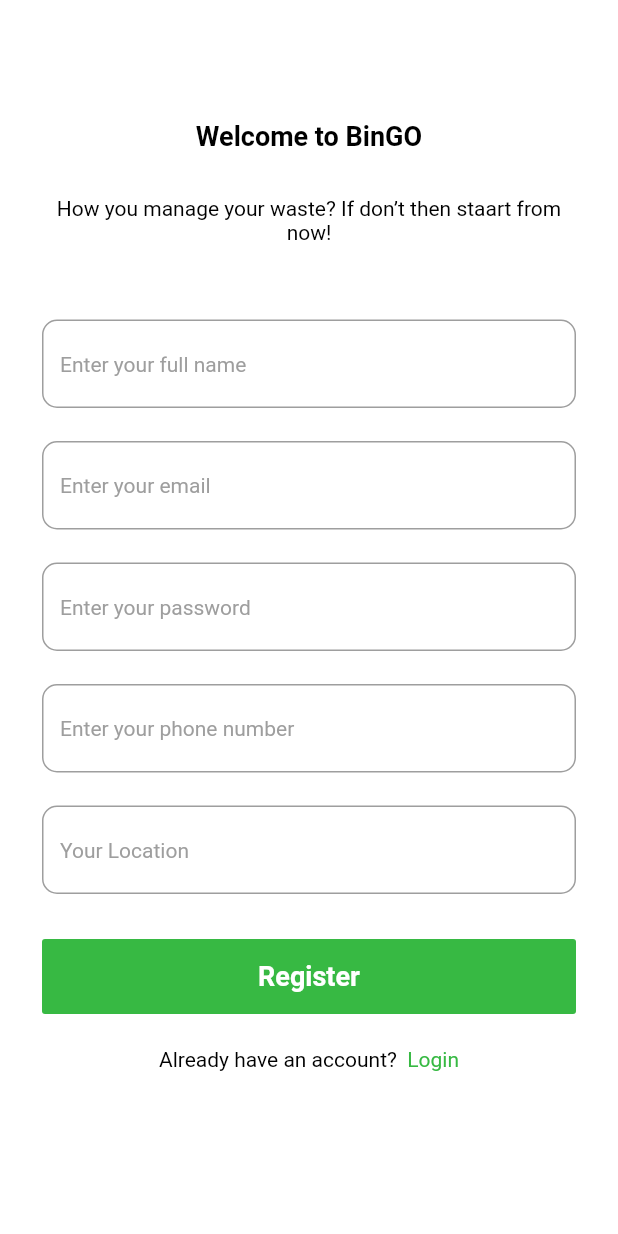
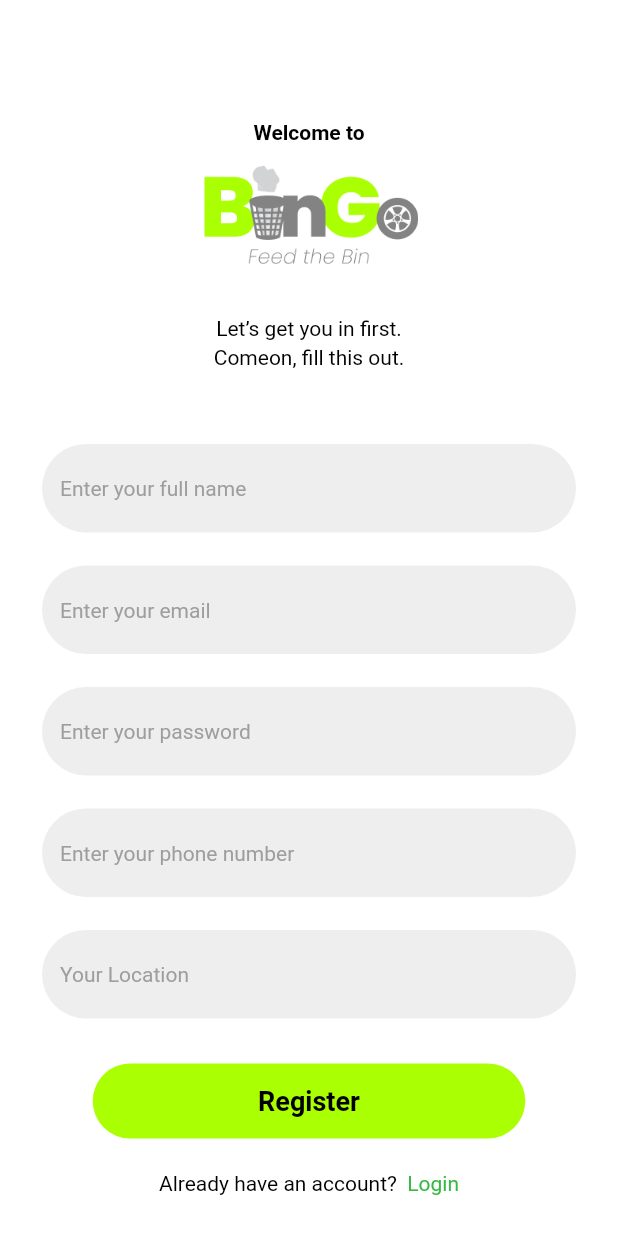
Before and after one commit to allenfencer/bingo_app, a Flutter app: the screen it shows after launch, after a tap on "Get Started", on a phone screen of 412 x 824 dp. Run offline on Flutter 3.47's test engine with Material 2 defaults, Android fonts, the phone set to English and light mode, and no system bars; our stand-ins replace connectivity_plus, dio, get, shared_preferences.

Commit message:
Minor changes done in UI

```diff
--- a/lib/presentation/registration/registration.dart
+++ b/lib/presentation/registration/registration.dart
@@ -3,6 +3,7 @@ import 'package:application1/services/create_user_api.dart';
 import 'package:application1/theme/styles.dart';
 import 'package:flutter/gestures.dart';
 import 'package:flutter/material.dart';
+import 'package:flutter/widgets.dart';
 
 import '../screenLogin/screenLogin.dart';
 
@@ -50,14 +51,21 @@ class _RegistrationScreenState extends State<RegistrationScreen> {
                   height: 80,
                 ),
                 Text(
-                  'Welcome to BinGO',
-                  style: TT.f18w700,
+                  'Welcome to',
+                  style: TT.f14w600,
                 ),
+                Image.asset('assets/images/bingoMainLogo.png', height: 85, width: 147,),
                 SizedBox(
                   height: 30,
                 ),
                 Text(
-                  'How you manage your waste? If don’t then staart from now!',
+                  'Let’s get you in first.',
+                  style: TT.f14w400,
+                  textAlign: TextAlign.center,
+                ),
+                SizedBox(height: 3,),
+                Text(
+                  'Comeon, fill this out.',
                   style: TT.f14w400,
                   textAlign: TextAlign.center,
                 ),
@@ -70,10 +78,13 @@ class _RegistrationScreenState extends State<RegistrationScreen> {
                     validator: (value) => textValidator(value, "name"),
                     controller: nameController,
                     decoration: InputDecoration(
+                      filled: true,
+                      fillColor: Color(0xffEEEEEE),
                       hintText: 'Enter your full name',
                       hintStyle: TT.f14w400Grey,
                       border: OutlineInputBorder(
-                        borderRadius: BorderRadius.circular(10),
+                        borderSide: BorderSide.none,
+                        borderRadius: BorderRadius.circular(50),
                       ),
                     ),
                   ),
@@ -84,13 +95,17 @@ class _RegistrationScreenState extends State<RegistrationScreen> {
                 Form(
                   key: _mailvalidationKey,
                   child: TextFormField(
+
                     validator: (value) => textValidator(value, 'mail ID'),
                     controller: emailController,
                     decoration: InputDecoration(
+                      filled: true,
+                      fillColor: Color(0xffEEEEEE),
                       hintText: 'Enter your email',
                       hintStyle: TT.f14w400Grey,
                       border: OutlineInputBorder(
-                        borderRadius: BorderRadius.circular(10),
+                        borderSide: BorderSide.none,
+                        borderRadius: BorderRadius.circular(50),
                       ),
                     ),
                   ),
@@ -104,10 +119,13 @@ class _RegistrationScreenState extends State<RegistrationScreen> {
                     validator: (value) => textValidator(value, 'password'),
                     controller: passwordController,
                     decoration: InputDecoration(
+                      filled: true,
+                      fillColor: Color(0xffEEEEEE),
                       hintText: 'Enter your password',
                       hintStyle: TT.f14w400Grey,
                       border: OutlineInputBorder(
-                        borderRadius: BorderRadius.circular(10),
+                        borderSide: BorderSide.none,
+                        borderRadius: BorderRadius.circular(50),
                       ),
                     ),
                   ),
@@ -119,18 +137,21 @@ class _RegistrationScreenState extends State<RegistrationScreen> {
                   key: _confirmpassvalidationkey,
                   child: TextFormField(
                     validator: (value) {
-                      if (value == null || value.isEmpty || value != passwordController.value.text) {
-                        return 'Passwords do not match';
+                      if (value == null || value.isEmpty) { //|| value != passwordController.value.text
+                        return 'Please enter a phone number';
                       }
                       return null;
                     },
                     controller: phoneController,
                   keyboardType: TextInputType.number,
                     decoration: InputDecoration(
+                      filled: true,
+                      fillColor: Color(0xffEEEEEE),
                       hintText: 'Enter your phone number',
                       hintStyle: TT.f14w400Grey,
                       border: OutlineInputBorder(
-                        borderRadius: BorderRadius.circular(10),
+                        borderSide: BorderSide.none,
+                        borderRadius: BorderRadius.circular(50),
                       ),
                     ),
                   ),
@@ -141,13 +162,16 @@ class _RegistrationScreenState extends State<RegistrationScreen> {
                 Form(
                   key: _locationkey,
                   child: TextFormField(
-                    validator: (value) => textValidator(value, location),
+                    validator: (value) => textValidator(value, 'location'),
                     controller: locationController,
                     decoration: InputDecoration(
+                      filled: true,
+                      fillColor: Color(0xffEEEEEE),
                       hintText: 'Your Location',
                       hintStyle: TT.f14w400Grey,
                       border: OutlineInputBorder(
-                        borderRadius: BorderRadius.circular(10),
+                        borderSide: BorderSide.none,
+                        borderRadius: BorderRadius.circular(50),
                       ),
                     ),
                   ),
@@ -168,13 +192,13 @@ class _RegistrationScreenState extends State<RegistrationScreen> {
                   child: Container(
                     height: 50,
                     decoration: BoxDecoration(
-                        borderRadius: BorderRadius.circular(2),
-                        color: Color(0xff37B943)),
+                        borderRadius: BorderRadius.circular(50),
+                        color: Color(0xffAAFF03)),
                     alignment: Alignment.center,
-                    width: MediaQuery.of(context).size.width,
+                    width: MediaQuery.of(context).size.width*0.7,
                     child: Text(
                       'Register',
-                      style: TT.f18w700White,
+                      style: TT.f18w600,
                     ),
                   ),
                 ),
@@ -195,7 +219,7 @@ class _RegistrationScreenState extends State<RegistrationScreen> {
                     TextSpan(
                       text: 'Login',
                       style: TT.f14w400.copyWith(color: Color(0xff37B943)),
-                      recognizer: new TapGestureRecognizer()
+                        recognizer: new TapGestureRecognizer()
                         ..onTap = () => Navigator.push(
                             context,
                             MaterialPageRoute(
--- a/lib/presentation/splashscreen/splash_screen.dart
+++ b/lib/presentation/splashscreen/splash_screen.dart
@@ -17,21 +17,18 @@ class SplashScreen extends StatelessWidget {
               mainAxisAlignment: MainAxisAlignment.center,
               crossAxisAlignment: CrossAxisAlignment.center,
               children: [
-                Text(
-                  "BINGO",
-                  style: TT.f36w700,
-                ),
+                Image.asset('assets/images/bingoMainLogo.png',height: 120,width: 276,),
                 SizedBox(
-                  height: 40,
+                  height: 10,
                 ),
                 Image.asset('assets/images/splashscreen_logo.png'),
                 SizedBox(
                   height: 20,
                 ),
                 Text(
-                  'BinGO is all about waste management. Here you’ll able to contact your nearest vendors.',
+                  'Connect with your nearest waste collecter and get them disposed effectively and efficiently',
                   textAlign: TextAlign.center,
-                  style: TT.f14w400,
+                  style: TT.f14w600,
                 ),
                 SizedBox(
                   height: 40,
@@ -46,13 +43,13 @@ class SplashScreen extends StatelessWidget {
                   child: Container(
                     height: 50,
                     decoration: BoxDecoration(
-                        borderRadius: BorderRadius.circular(2),
-                        color: Color(0xff37B943)),
+                        borderRadius: BorderRadius.circular(50),
+                        color: Color(0xffAAFF03)),
                     alignment: Alignment.center,
                     width: MediaQuery.of(context).size.width,
                     child: Text(
                       'Get Started',
-                      style: TT.f18w700White,
+                      style: TT.f18w600,
                     ),
                   ),
                 ),
--- a/lib/theme/styles.dart
+++ b/lib/theme/styles.dart
@@ -3,6 +3,13 @@ import 'package:flutter/material.dart';
 class TT {
   static const TextStyle f14w400 =
       TextStyle(fontSize: 14, fontWeight: FontWeight.w400, color: Colors.black);
+
+  static const TextStyle f14w600 =
+      TextStyle(fontSize: 14, fontWeight: FontWeight.w600, color: Colors.black);
+
+  static const TextStyle f18w600 =
+      TextStyle(fontSize: 18, fontWeight: FontWeight.w600, color: Colors.black);
+
 
   static const TextStyle f36w700 =
       TextStyle(fontSize: 36, fontWeight: FontWeight.w700, color: Colors.black);
```
Also changed, not shown: lib/presentation/screenLogin/screenLogin.dart (+25 -7 lines), assets/images/bingoMainLogo.png (added), assets/images/loginScreenImage.png (added), 1 other file.
